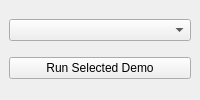
Before: the Qt Designer form ModernCppQTApp/src/mainwindow.ui in pawcijo/CppPlayground, drawn with Qt 5.
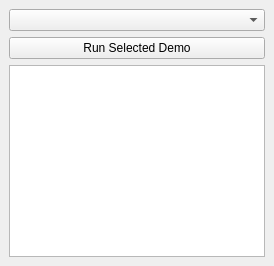
After: the same form once the commit is applied.

```diff
--- a/ModernCppQTApp/src/mainwindow.ui
+++ b/ModernCppQTApp/src/mainwindow.ui
@@ -13,6 +13,19 @@
       <property name="text"><string>Run Selected Demo</string></property>
      </widget>
     </item>
+    <item>
+     <widget class="QTextEdit" name="terminalOutput">
+      <property name="readOnly">
+       <bool>true</bool>
+      </property>
+      <property name="font">
+       <font>
+        <family>Monospace</family>
+        <pointsize>10</pointsize>
+       </font>
+      </property>
+     </widget>
+    </item>
    </layout>
   </widget>
  </widget>
```
